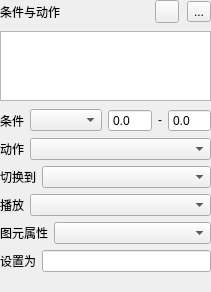
This is BIDesigner/datahandler/datacontrolform.ui in lsyeei/dashboard as Qt 5 draws it before an edit. The edited form follows.
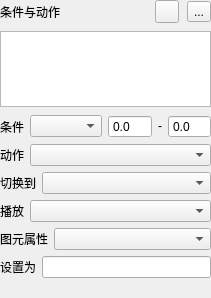
This is the edited form. Icons and pictures are not drawn.

```diff
--- a/BIDesigner/datahandler/datacontrolform.ui
+++ b/BIDesigner/datahandler/datacontrolform.ui
@@ -7,7 +7,7 @@
     <x>0</x>
     <y>0</y>
     <width>211</width>
-    <height>278</height>
+    <height>298</height>
    </rect>
   </property>
   <property name="sizePolicy">
```
